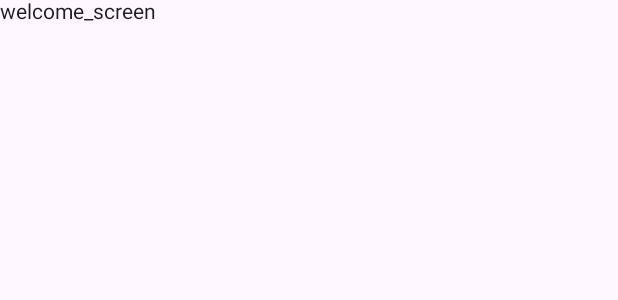
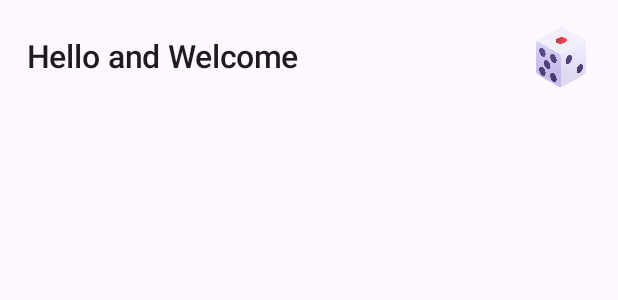
Before and after one commit to toufiqism/compose-journey, an Android app built with Jetpack Compose: the @Preview function WelcomeScreenPreview, on a phone screen of 412 x 824 dp. Shown: the top 300 px of the screen. Run offline under Robolectric (Android 15) with nearby library versions, the phone set to English and light mode, and no system bars.

Commit message:
navigation to another screen with arguments

```diff
--- a/MyComposeApplication/app/src/main/java/com/toufiq/mycomposeapplication/ui/screens/Routes.kt
+++ b/MyComposeApplication/app/src/main/java/com/toufiq/mycomposeapplication/ui/screens/Routes.kt
@@ -3,4 +3,6 @@ package com.toufiq.mycomposeapplication.ui.screens
 object Routes {
     const val USER_INPUT_SCREEN = "user_input_screen"
     const val WELCOME_SCREEN = "welcome_screen"
+    const val USER_NAME = "user_name"
+    const val ANIMAL_SELECTED = "animal_selected"
 }
--- a/MyComposeApplication/app/src/main/java/com/toufiq/mycomposeapplication/ui/screens/WelcomeScreen.kt
+++ b/MyComposeApplication/app/src/main/java/com/toufiq/mycomposeapplication/ui/screens/WelcomeScreen.kt
@@ -1,6 +1,7 @@
 package com.toufiq.mycomposeapplication.ui.screens
 
 import androidx.compose.foundation.clickable
+import androidx.compose.foundation.layout.Column
 import androidx.compose.foundation.layout.fillMaxSize
 import androidx.compose.foundation.layout.fillMaxWidth
 import androidx.compose.foundation.layout.height
@@ -13,23 +14,24 @@ import androidx.compose.ui.tooling.preview.Preview
 import androidx.compose.ui.unit.dp
 import androidx.navigation.NavController
 import androidx.navigation.compose.rememberNavController
+import com.toufiq.mycomposeapplication.ui.components.AppBarView
 
 @Composable
-fun WelcomeScreen() {
+fun WelcomeScreen(userName: String?, animalSelected: String?) {
     Surface(modifier = Modifier.fillMaxSize()) {
-        Text(
-            text = Routes.WELCOME_SCREEN, modifier = Modifier
-                .fillMaxWidth()
-                .height(80.dp)
-                .clickable {
+        Column(
+            modifier = Modifier
+                .fillMaxSize()
+                .padding(18.dp)
+        ) {
+            AppBarView(text = "Hello and Welcome $userName")
+        }
 
-                }
-        )
     }
 }
 
 @Preview
 @Composable
 fun WelcomeScreenPreview() {
-    WelcomeScreen()
+    WelcomeScreen("", "")
 }
```
Also changed, not shown: MyComposeApplication/app/src/main/java/com/toufiq/mycomposeapplication/ui/screens/NavGraph.kt (+15 -3 lines), MyComposeApplication/app/src/main/java/com/toufiq/mycomposeapplication/ui/screens/UserInputScreen.kt (+12 -7 lines).
